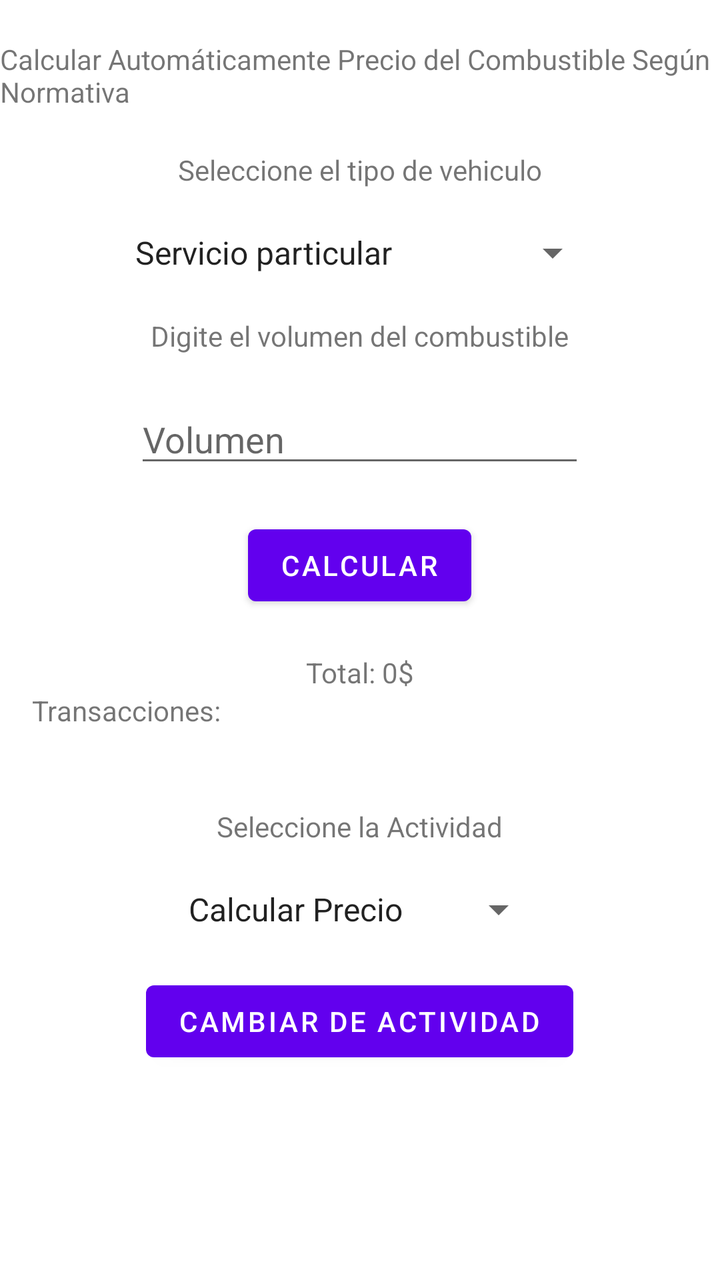
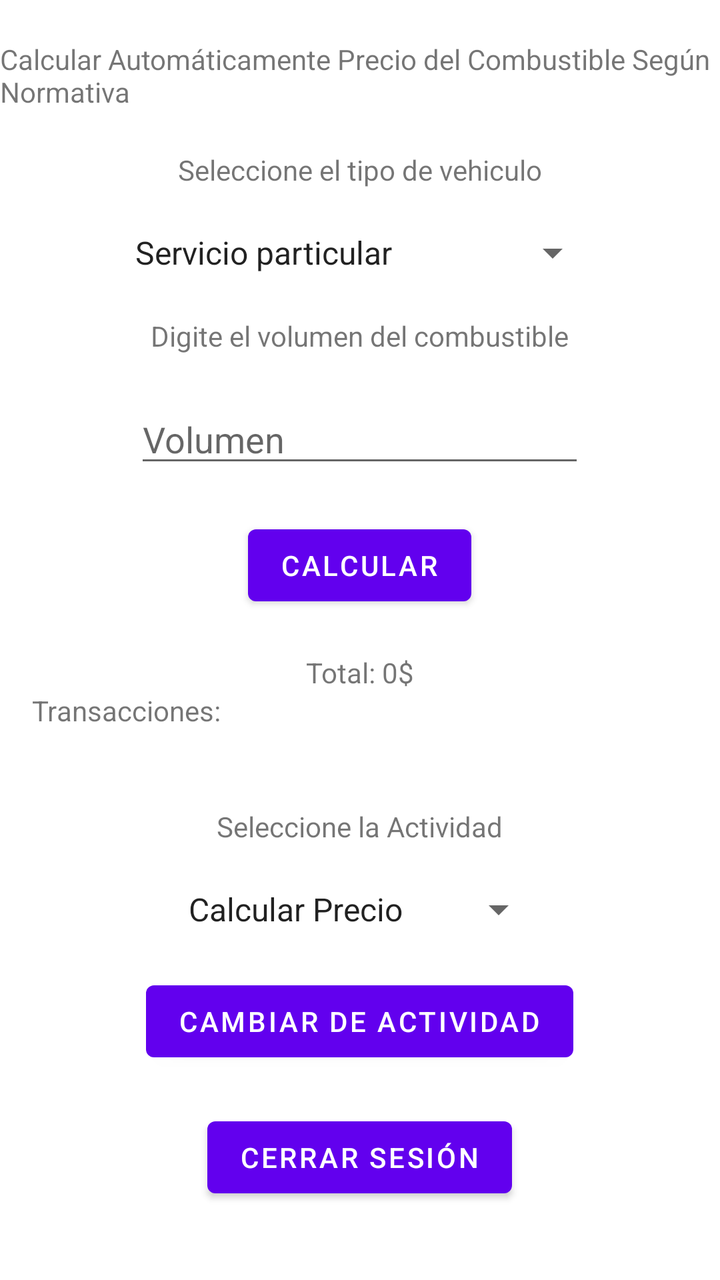

Screens rendered from an Android XML layout before and after an edit, with the pre-edit source and the edit as a unified diff.
<!-- AndroidManifest.xml: application theme Theme.PlataformaDeGestionDeCombustibles -->
<!-- res/layout/activity_price_calculator.xml -->
<?xml version="1.0" encoding="utf-8"?>
<LinearLayout xmlns:android="http://schemas.android.com/apk/res/android"
    xmlns:tools="http://schemas.android.com/tools"
    android:id="@+id/main"
    android:layout_width="match_parent"
    android:layout_height="match_parent"
    android:orientation="vertical"
    tools:context=".ui.PriceCalculatorActivity">

    <TextView
        android:layout_width="wrap_content"
        android:layout_height="wrap_content"
        android:text="@string/tituloCalcular"
        android:layout_marginTop="20dp"
        android:layout_gravity="center"
        />

    <TextView
        android:layout_width="wrap_content"
        android:layout_height="wrap_content"
        android:text="@string/vehiculo"
        android:layout_gravity="center"
        android:layout_marginTop="20dp"
        />

    <Spinner
        android:layout_width="wrap_content"
        android:layout_height="wrap_content"
        android:id="@+id/tipos"
        android:layout_marginTop="20dp"
        android:layout_gravity="center"
        android:entries="@array/tipos"
        />

    <TextView
        android:layout_width="wrap_content"
        android:layout_height="wrap_content"
        android:text="@string/editarCombustible"
        android:layout_marginTop="20dp"
        android:layout_gravity="center"
        />

    <EditText
        android:layout_width="225dp"
        android:layout_height="wrap_content"
        android:id="@+id/combustible"
        android:layout_marginTop="20dp"
        android:layout_gravity="center"
        android:inputType="number"
        android:hint="@string/combustible"
        />

    <Button
        android:layout_width="wrap_content"
        android:layout_height="wrap_content"
        android:id="@+id/btnCalcular"
        android:onClick="onSendCalculate"
        android:layout_marginTop="20dp"
        android:layout_gravity="center"
        android:text="@string/btnCalcular"
        />

    <TextView
        android:layout_width="wrap_content"
        android:layout_height="wrap_content"
        android:id="@+id/total"
        android:text="@string/total"
        android:layout_marginTop="20dp"
        android:layout_gravity="center"
        />

    <TextView
        android:layout_width="wrap_content"
        android:layout_height="wrap_content"
        android:text="@string/transacciones"
        android:layout_marginStart="16dp"
        />

    <TextView
        android:layout_width="wrap_content"
        android:layout_height="wrap_content"
        android:id="@+id/textoTransacciones"
        android:text=""
        android:layout_marginStart="16dp"
        />

    <TextView
        android:layout_width="wrap_content"
        android:layout_height="wrap_content"
        android:text="@string/actividad"
        android:layout_marginTop="20dp"
        android:layout_gravity="center"
        />

    <Spinner
        android:layout_width="wrap_content"
        android:layout_height="wrap_content"
        android:id="@+id/actividades"
        android:entries="@array/actividades"
        android:layout_marginTop="20dp"
        android:layout_gravity="center"
        />

    <Button
        android:layout_width="wrap_content"
        android:layout_height="wrap_content"
        android:id="@+id/btnCambiar"
        android:text="@string/btnCambiar"
        android:layout_marginTop="20dp"
        android:layout_gravity="center"
        android:onClick="onChangeActivity"
        />

</LinearLayout>
<!-- resources referenced by this layout -->
<resources>
  <string-array name="actividades">
          <item>Calcular Precio</item>
          <item>Registrar Entrada</item>
      </string-array>
  <string-array name="tipos">
          <item>Servicio particular</item>
          <item>Oficiales</item>
          <item>Diplomáticos</item>
          <item>Camperos y Cuatrimotos</item>
      </string-array>
  <string name="actividad">Seleccione la Actividad</string>
  <string name="btnCalcular">Calcular</string>
  <string name="btnCambiar">Cambiar de Actividad</string>
  <string name="combustible">Volumen</string>
  <string name="editarCombustible">Digite el volumen del combustible</string>
  <string name="tituloCalcular">Calcular Automáticamente Precio del Combustible Según Normativa</string>
  <string name="total">Total: 0$</string>
  <string name="transacciones">Transacciones:</string>
  <string name="vehiculo">Seleccione el tipo de vehiculo</string>
  <style name="Theme.PlataformaDeGestionDeCombustibles" parent="Theme.MaterialComponents.DayNight.DarkActionBar">
          
          <item name="colorPrimary">@color/purple_500</item>
          <item name="colorPrimaryVariant">@color/purple_700</item>
          <item name="colorOnPrimary">@color/white</item>
          
          <item name="colorSecondary">@color/teal_200</item>
          <item name="colorSecondaryVariant">@color/teal_700</item>
          <item name="colorOnSecondary">@color/black</item>
          
          <item name="android:statusBarColor">?attr/colorPrimaryVariant</item>
          
      </style>
  <color name="purple_500">#FF6200EE</color>
  <color name="purple_700">#FF3700B3</color>
  <color name="white">#FFFFFFFF</color>
  <color name="teal_200">#FF03DAC5</color>
  <color name="teal_700">#FF018786</color>
  <color name="black">#FF000000</color>
</resources>

<!-- the commit's change to res/layout/activity_price_calculator.xml (unified diff, before → after) -->
@@ -111,4 +111,13 @@
         android:onClick="onChangeActivity"
         />
 
+    <Button
+        android:id="@+id/btnCerrarSesion"
+        android:layout_width="wrap_content"
+        android:layout_height="wrap_content"
+        android:layout_marginTop="20dp"
+        android:layout_gravity="center"
+        android:onClick="onLogOut"
+        android:text="@string/btnCerrarSesion" />
+
 </LinearLayout>
<!-- resource entries referenced after the edit -->
@@ -13,13 +13,14 @@
   <string name="actividad">Seleccione la Actividad</string>
   <string name="btnCalcular">Calcular</string>
   <string name="btnCambiar">Cambiar de Actividad</string>
+  <string name="btnCerrarSesion">Cerrar Sesión</string>
   <string name="combustible">Volumen</string>
   <string name="editarCombustible">Digite el volumen del combustible</string>
   <string name="tituloCalcular">Calcular Automáticamente Precio del Combustible Según Normativa</string>
   <string name="total">Total: 0$</string>
   <string name="transacciones">Transacciones:</string>
   <string name="vehiculo">Seleccione el tipo de vehiculo</string>
-  <style name="Theme.PlataformaDeGestionDeCombustibles" parent="Theme.MaterialComponents.DayNight.DarkActionBar">
+  <style name="Theme.PlataformaDeGestionDeCombustibles" parent="Theme.MaterialComponents.DayNight.NoActionBar">
           
           <item name="colorPrimary">@color/purple_500</item>
           <item name="colorPrimaryVariant">@color/purple_700</item>
